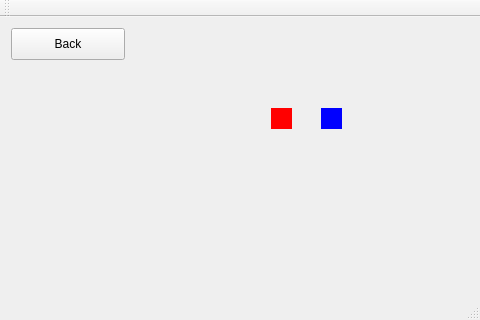
First picture: the form in lookingforagoodtime.ui, repository Dantali0n/LookingForAGoodTime, before the edit.
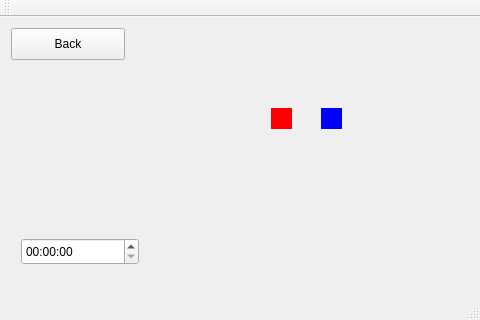
Second picture: the form after the edit.

The edit to the form file:
```diff
--- a/lookingforagoodtime.ui
+++ b/lookingforagoodtime.ui
@@ -183,6 +183,16 @@
          <string>Back</string>
         </property>
        </widget>
+       <widget class="QTimeEdit" name="timeEdit">
+        <property name="geometry">
+         <rect>
+          <x>10</x>
+          <y>210</y>
+          <width>118</width>
+          <height>27</height>
+         </rect>
+        </property>
+       </widget>
       </widget>
       <widget class="QWidget" name="highscoreMenu"/>
       <widget class="QWidget" name="modeMenu"/>
```
Left out of the diff: 2 changed lines with no effect on the pictures.
